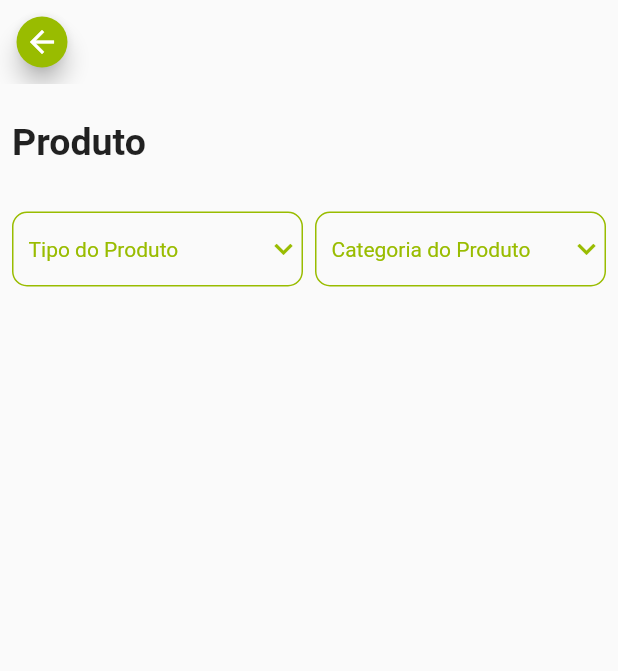
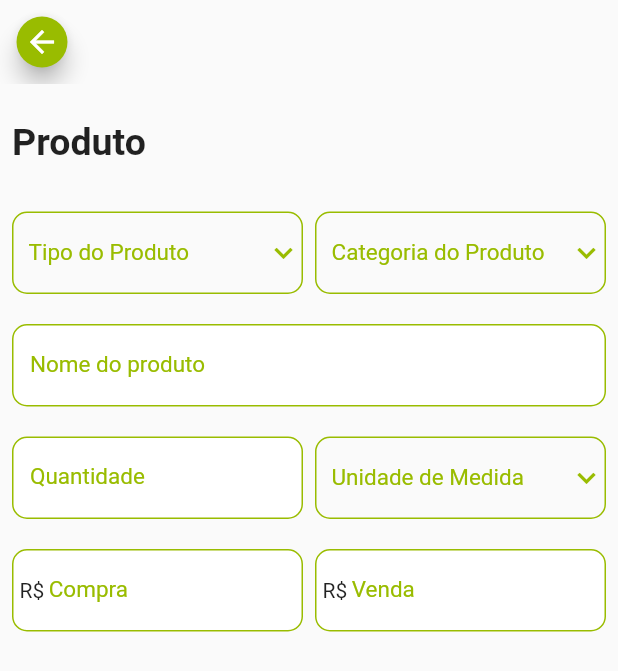
Before and after one commit to gustavocnp95/app-caldo-cana-campeao, a Flutter app: the ProductVisualizatioPage screen opened directly, on a phone screen of 412 x 824 dp. Shown: the top 671 px of the screen. Run offline on Flutter 3.47's test engine with Material 2 defaults, Android fonts, the light colour scheme and no system bars; our stand-ins replace badges, fluttertoast, shared_preferences; accounts and stored records are empty; generated files the repository leaves out were written again.

Commit message:
cria formatacao

```diff
--- /dev/null
+++ b/lib/commons/decimal_formatter.dart
@@ -0,0 +1,36 @@
+import 'package:flutter/services.dart';
+
+class DecimalFormatter extends TextInputFormatter {
+  @override
+  TextEditingValue formatEditUpdate(
+      TextEditingValue oldValue, TextEditingValue newValue) {
+    if (newValue.text.isEmpty) {
+      return newValue.copyWith(text: '');
+    } else if (newValue.text == ",") {
+      return newValue.copyWith(text: ',');
+    } else if (newValue.text.compareTo(oldValue.text) != 0) {
+      final int selectionIndexFromTheRight =
+          newValue.text.length - newValue.selection.end;
+      String clearedText = newValue.text.replaceAll(dotsAndCommas(), "");
+      String newString;
+      if (clearedText.length == 1 || clearedText.length == 2) {
+        newString = ",$clearedText";
+      } else {
+        newString = formatToDecimal(clearedText);
+      }
+      return TextEditingValue(
+        text: newString,
+        selection: TextSelection.collapsed(
+          offset: newString.length - selectionIndexFromTheRight,
+        ),
+      );
+    } else {
+      return newValue;
+    }
+  }
+
+  String formatToDecimal(String clearedText) =>
+      "${clearedText.substring(0, clearedText.length - 2)},${clearedText.substring(clearedText.length - 2, clearedText.length)}";
+
+  RegExp dotsAndCommas() => RegExp("\\.?,?");
+}
--- a/lib/custom_widgets/campeao_dropdown.dart
+++ b/lib/custom_widgets/campeao_dropdown.dart
@@ -24,6 +24,7 @@ class _CampeaoDropdownState extends State<CampeaoDropdown> {
   @override
   Widget build(final BuildContext context) {
     return Container(
+      height: 55,
       decoration: const ShapeDecoration(
         shape: RoundedRectangleBorder(
           side: BorderSide(
@@ -35,12 +36,13 @@ class _CampeaoDropdownState extends State<CampeaoDropdown> {
       ),
       child: DropdownButtonHideUnderline(
         child: DropdownButton<DropdownItem>(
+          isExpanded: true,
           hint: widget.hint != null
               ? Padding(
                   padding: const EdgeInsets.only(left: 10),
                   child: Text(
                     widget.hint!,
-                    style: const TextStyle(color: CampeaoColors.primaryColor),
+                    style: const TextStyle(color: CampeaoColors.primaryColor, fontSize: 15),
                   ),
                 )
               : null,
@@ -50,7 +52,7 @@ class _CampeaoDropdownState extends State<CampeaoDropdown> {
             color: CampeaoColors.primaryColor,
           ),
           elevation: 16,
-          style: const TextStyle(color: CampeaoColors.primaryColor),
+          style: const TextStyle(color: CampeaoColors.primaryTextColor),
           borderRadius: BorderRadius.circular(15),
           onChanged: (DropdownItem? item) {
             setState(() {
--- a/lib/custom_widgets/campeao_text_field.dart
+++ b/lib/custom_widgets/campeao_text_field.dart
@@ -1,4 +1,5 @@
 import 'package:flutter/material.dart';
+import 'package:flutter/services.dart';
 
 import '../color/theme_colors.dart';
 
@@ -11,11 +12,14 @@ class CampeaoInputTextField extends StatefulWidget {
   final bool hidePasswordEnabled;
   final bool errorActivated;
   final bool clearText;
+  final String? prefixText;
   final IconButton? suffixIconButton;
   final IconButton? prefixIconButton;
+  final TextInputType textInputType;
+  final List<TextInputFormatter> textInputFormatters;
 
-  const CampeaoInputTextField({
-    Key? key,
+  const CampeaoInputTextField(
+      {Key? key,
       required this.onTextChanged,
       this.hintText,
       this.hidePasswordEnabled = false,
@@ -26,7 +30,10 @@ class CampeaoInputTextField extends StatefulWidget {
       this.prefixIconButton,
       this.suffixIconButton,
       this.clearText = false,
-  }) : super(key: key);
+      this.textInputType = TextInputType.text,
+      this.textInputFormatters = const [],
+      this.prefixText})
+      : super(key: key);
 
   @override
   State<StatefulWidget> createState() => _CampeaoInputTextFieldState();
@@ -58,35 +65,50 @@ class _CampeaoInputTextFieldState extends State<CampeaoInputTextField> {
     if (widget.clearText) {
       _fieldController.text = "";
     }
-    return TextField(
+    return SizedBox(
+      height: 55,
+      child: TextField(
+        keyboardType: widget.textInputType,
+        inputFormatters: widget.textInputFormatters,
+        textAlign: TextAlign.start,
         enabled: widget.enabled,
         controller: _fieldController,
         obscureText: _obscureText,
         focusNode: _textFieldFocusNode,
-      style: const TextStyle(color: CampeaoColors.primaryTextColor),
+        style: const TextStyle(
+            color: CampeaoColors.primaryTextColor, fontSize: 15),
         decoration: InputDecoration(
             errorText: widget.errorActivated ? widget.errorText : null,
             filled: true,
             fillColor: _backgroundColor,
             enabledBorder: const OutlineInputBorder(
-            borderSide: BorderSide(color: CampeaoColors.primaryColorDark),
+              borderRadius: BorderRadius.all(Radius.circular(10)),
+              borderSide: BorderSide(color: CampeaoColors.primaryColor),
             ),
             focusedBorder: const OutlineInputBorder(
+              borderRadius: BorderRadius.all(Radius.circular(10)),
               borderSide: BorderSide(color: CampeaoColors.primaryColorDark),
             ),
             border: const OutlineInputBorder(),
             hintText: widget.hintText,
             hintStyle: TextStyle(
                 color: widget.enabled
-                  ? CampeaoColors.primaryColorDark
+                    ? CampeaoColors.primaryColor
                     : CampeaoColors.primaryTextColor),
-          prefixIcon: widget.prefixIconButton,
+            prefixIcon: widget.prefixText == null
+                ? widget.prefixIconButton
+                : Padding(
+                    padding: const EdgeInsets.only(left: 5, right: 3),
+                    child: Text(widget.prefixText!),
+                  ),
+            prefixIconConstraints: const BoxConstraints(),
             suffixIcon: widget.hidePasswordEnabled
                 ? createSuffixIconHidePassword()
                 : widget.suffixIconButton),
         onChanged: (newText) {
           widget.onTextChanged(newText);
         },
+      ),
     );
   }
 
--- /dev/null
+++ b/lib/products/visualization/model/product_unit_measure.dart
@@ -0,0 +1,23 @@
+import 'package:caldo_cana_campeao/custom_widgets/dropdown_item.dart';
+
+class ProductUnitMeasure extends DropdownItem {
+  final String unitMeasure;
+
+  ProductUnitMeasure(this.unitMeasure);
+
+  @override
+  String getDropdownLabel() {
+    return unitMeasure;
+  }
+
+  static List<ProductUnitMeasure> getAvailableUnits() {
+    return [
+      ProductUnitMeasure("kg"),
+      ProductUnitMeasure("g"),
+      ProductUnitMeasure("mg"),
+      ProductUnitMeasure("un"),
+      ProductUnitMeasure("l"),
+      ProductUnitMeasure("ml"),
+    ];
+  }
+}
--- a/lib/products/visualization/model/product_visualization.dart
+++ b/lib/products/visualization/model/product_visualization.dart
@@ -1,7 +1,10 @@
 import 'package:caldo_cana_campeao/products/visualization/model/product_category.dart';
 import 'package:caldo_cana_campeao/products/visualization/model/product_type.dart';
+import 'package:caldo_cana_campeao/products/visualization/model/product_unit_measure.dart';
 
 class ProductVisualization {
   ProductType? productType;
   ProductCategory? productCategory;
+  ProductUnitMeasure? unitMeasure;
+  String? sellingPrice;
 }
--- a/lib/products/visualization/product_visualization_page.dart
+++ b/lib/products/visualization/product_visualization_page.dart
@@ -1,9 +1,13 @@
 import 'package:caldo_cana_campeao/custom_widgets/campeao_dropdown.dart';
+import 'package:caldo_cana_campeao/custom_widgets/campeao_text_field.dart';
 import 'package:caldo_cana_campeao/products/visualization/model/product_type.dart';
+import 'package:caldo_cana_campeao/products/visualization/model/product_unit_measure.dart';
 import 'package:caldo_cana_campeao/products/visualization/model/product_visualization.dart';
 import 'package:flutter/cupertino.dart';
 import 'package:flutter/material.dart';
+import 'package:flutter/services.dart';
 
+import '../../commons/decimal_formatter.dart';
 import '../../custom_widgets/campeao_app_bar.dart';
 import 'model/product_category.dart';
 
@@ -31,6 +35,7 @@ class _ProductVisualizationPageState extends State<ProductVisualizatioPage> {
           padding: const EdgeInsets.only(left: 8, right: 8),
           child: Column(
             crossAxisAlignment: CrossAxisAlignment.start,
+            mainAxisSize: MainAxisSize.min,
             children: [
               const Padding(
                 padding: EdgeInsets.only(top: 24),
@@ -54,7 +59,9 @@ class _ProductVisualizationPageState extends State<ProductVisualizatioPage> {
                       values: ProductType.getAvailableTypes(),
                     ),
                   ),
-                  Container(padding: EdgeInsets.only(left: 4, right: 4),),
+                  Container(
+                    padding: const EdgeInsets.only(left: 4, right: 4),
+                  ),
                   Expanded(
                     child: CampeaoDropdown(
                       hint: "Categoria do Produto",
@@ -68,6 +75,72 @@ class _ProductVisualizationPageState extends State<ProductVisualizatioPage> {
                   ),
                 ],
               ),
+              Padding(
+                padding: const EdgeInsets.only(top: 20),
+                child: Row(
+                  children: [
+                    Expanded(
+                      child: CampeaoInputTextField(
+                        hintText: "Nome do produto",
+                        onTextChanged: () {},
+                      ),
+                    ),
+                  ],
+                ),
+              ),
+              Padding(
+                padding: const EdgeInsets.only(top: 20),
+                child: Row(
+                  children: [
+                    Expanded(
+                      child: CampeaoInputTextField(
+                        hintText: "Quantidade",
+                        onTextChanged: () {},
+                      ),
+                    ),
+                    Container(
+                      padding: const EdgeInsets.only(left: 4, right: 4),
+                    ),
+                    Expanded(
+                      child: CampeaoDropdown(
+                        dropdownValue: widget.productVisualization.unitMeasure,
+                        values: ProductUnitMeasure.getAvailableUnits(),
+                        hint: "Unidade de Medida",
+                      ),
+                    ),
+                  ],
+                ),
+              ),
+              Padding(
+                padding: const EdgeInsets.only(top: 20),
+                child: Row(
+                  children: [
+                    Expanded(
+                      child: CampeaoInputTextField(
+                        hintText: "Compra",
+                        prefixText: "R\$",
+                        textInputType: const TextInputType.numberWithOptions(
+                            decimal: true),
+                        textInputFormatters: [DecimalFormatter()],
+                        onTextChanged: (newText) {},
+                      ),
+                    ),
+                    Container(
+                      padding: const EdgeInsets.only(left: 4, right: 4),
+                    ),
+                    Expanded(
+                      child: CampeaoInputTextField(
+                        hintText: "Venda",
+                        prefixText: "R\$",
+                        textInputType: const TextInputType.numberWithOptions(
+                            decimal: true),
+                        textInputFormatters: [DecimalFormatter()],
+                        onTextChanged: () {},
+                      ),
+                    ),
+                  ],
+                ),
+              ),
             ],
           ),
         ),
```
Lines whose indentation alone changed are shown as unchanged.
